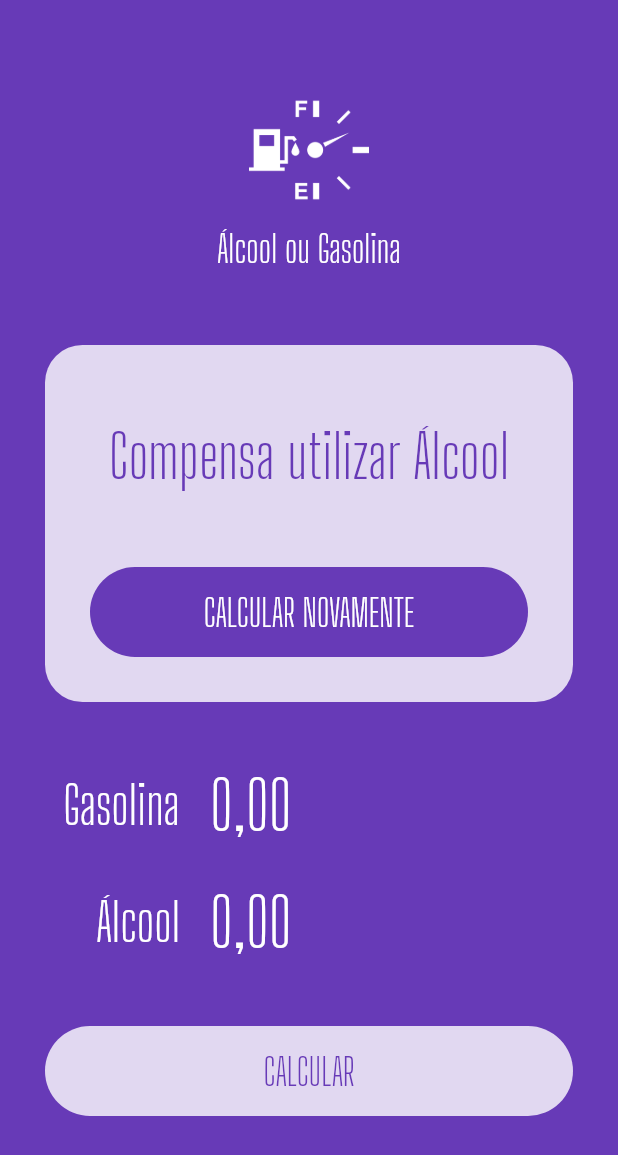
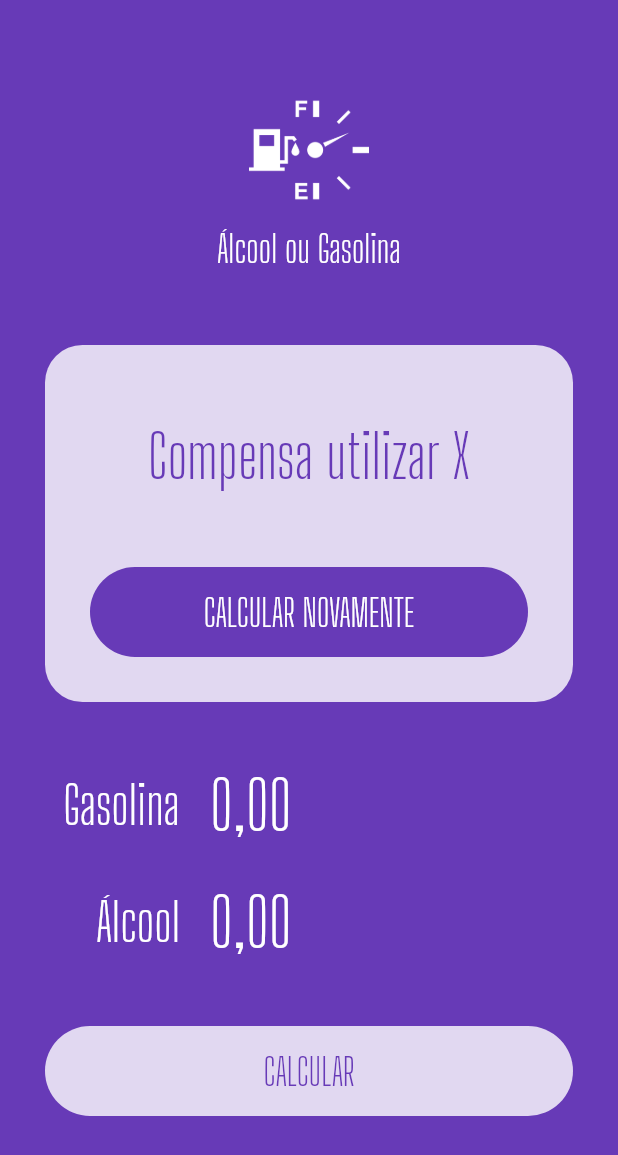
Before and after one commit to damasio34/qualcombustivel, a Flutter app: the screen it shows after launch, on a phone screen of 412 x 824 dp. Shown: the top 1155 px of the screen. Run offline on Flutter 3.47's test engine with Material 2 defaults, Android fonts, the phone set to English and light mode, and no system bars; our stand-ins replace flutter_masked_text.

Commit message:
Componentizando a janela de sucesso

```diff
--- a/lib/main.dart
+++ b/lib/main.dart
@@ -3,6 +3,7 @@ import 'package:flutter_masked_text/flutter_masked_text.dart';
 import 'package:qualcombustivel/widgets/input.widget.dart';
 import 'package:qualcombustivel/widgets/loading-button.widget.dart';
 import 'package:qualcombustivel/widgets/logo.widget.dart';
+import 'package:qualcombustivel/widgets/success.widget.dart';
 
 void main() {
   runApp(MyApp());
@@ -35,37 +36,9 @@ class HomePage extends StatelessWidget {
       body: ListView(
         children: <Widget>[
           Logo(),
-          Container(
-            margin: EdgeInsets.all(30),
-            decoration: BoxDecoration(
-              color: Colors.white.withOpacity(0.8),
-              borderRadius: BorderRadius.circular(25)
-            ),
-            child: Column(
-              children: <Widget>[
-                SizedBox(
-                  height: 50,
-                ),
-                Text(
-                  "Compensa utilizar Álcool",
-                  style: TextStyle(
-                    color: Theme.of(context).primaryColor,
-                    fontSize: 40,
-                    fontFamily: "Big Shoulders Display"
-                  ),
-                  textAlign: TextAlign.center,
-                ),
-                SizedBox(
-                  height: 20,
-                ),
-                LoadingButton(
-                  busy: false,
-                  func: (){},
-                  text: "CALCULAR NOVAMENTE",
-                  invert: true
-                ),
-              ],
-            ),
+          Success(
+            result: "Compensa utilizar X",
+            reset: () {}
           ),
           Input(
             ctrl: this._gasCtrl,
--- /dev/null
+++ b/lib/widgets/success.widget.dart
@@ -0,0 +1,49 @@
+import 'package:flutter/material.dart';
+
+import 'loading-button.widget.dart';
+
+class Success extends StatelessWidget {
+  var result = "";
+  Function reset;
+
+  Success({
+    @required this.result,
+    @required this.reset
+  });
+
+  @override
+  Widget build(BuildContext context) {
+    return Container(
+      margin: EdgeInsets.all(30),
+      decoration: BoxDecoration(
+        color: Colors.white.withOpacity(0.8),
+        borderRadius: BorderRadius.circular(25)
+      ),
+      child: Column(
+        children: <Widget>[
+          SizedBox(
+            height: 50,
+          ),
+          Text(
+            result,
+            style: TextStyle(
+              color: Theme.of(context).primaryColor,
+              fontSize: 40,
+              fontFamily: "Big Shoulders Display"
+            ),
+            textAlign: TextAlign.center,
+          ),
+          SizedBox(
+            height: 20,
+          ),
+          LoadingButton(
+            busy: false,
+            func: reset,
+            text: "CALCULAR NOVAMENTE",
+            invert: true
+          ),
+        ],
+      ),
+    );
+  }
+}
```
